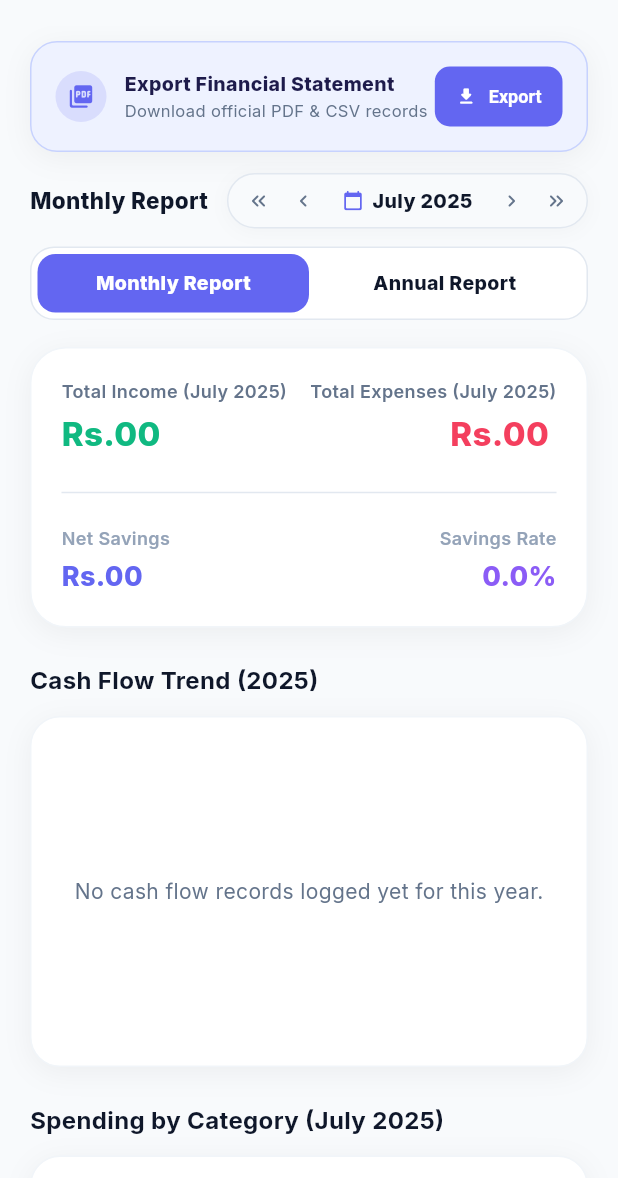
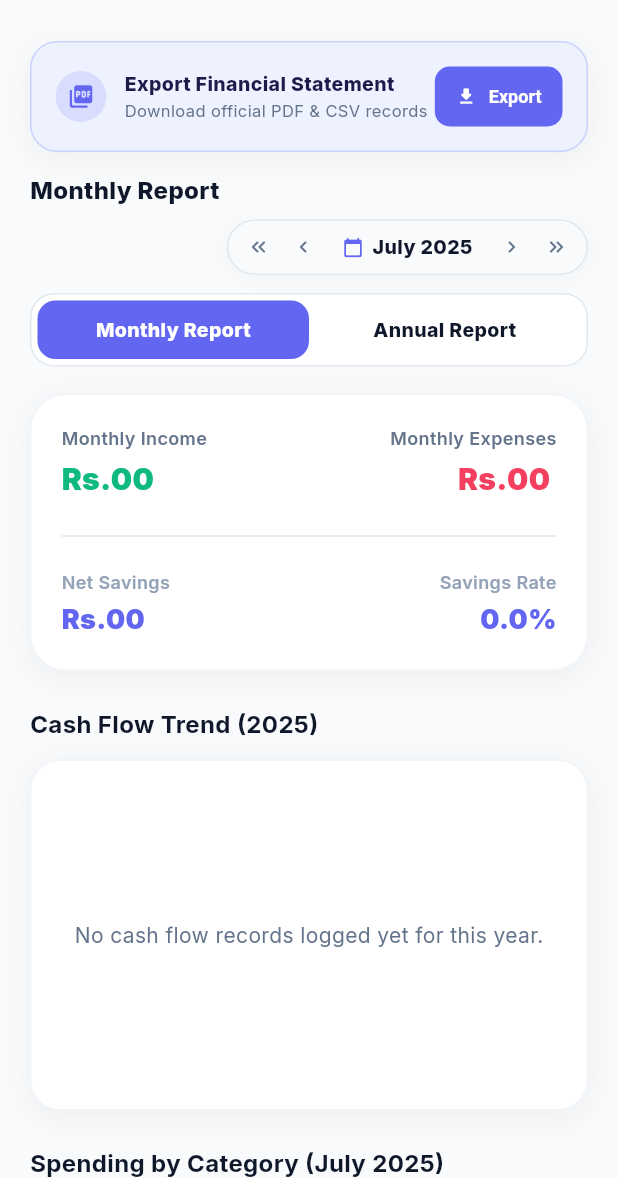
Before and after one commit to Ashi0411/personal-finance-tracker_mobile, a Flutter app: the ReportsScreen screen opened directly, after a tap on the "keyboard double arrow left" icon, after a tap on the "chevron left" icon, on a phone screen of 412 x 824 dp, the part 58-1236 px from its top. Run offline on Flutter 3.47's test engine with Material 3 defaults, Android fonts, the phone set to English and light mode, and no system bars; our stand-ins replace fl_chart, flutter_animate, google_fonts, image_picker, pdf, printing and 1 more; accounts and stored records are empty; network calls fail.

Commit message:
Update Android launcher icon with official logo and fix mobile screen resolution

```diff
--- a/lib/screens/reports/reports_screen.dart
+++ b/lib/screens/reports/reports_screen.dart
@@ -311,7 +311,37 @@ class _ReportsScreenState extends State<ReportsScreen> {
           const SizedBox(height: 14),
 
           // Period Selector Bar & Toggle Container
-          Row(
+          LayoutBuilder(
+            builder: (context, constraints) {
+              if (constraints.maxWidth < 420) {
+                return Column(
+                  crossAxisAlignment: CrossAxisAlignment.start,
+                  children: [
+                    Text(
+                      _periodType == 'monthly' ? context.tr('monthly_report') : context.tr('annual_overview'),
+                      style: TextStyle(
+                        fontSize: 16,
+                        fontWeight: FontWeight.w800,
+                        color: isDark ? AppColors.darkTextPrimary : AppColors.lightTextPrimary,
+                      ),
+                    ),
+                    const SizedBox(height: 8),
+                    Align(
+                      alignment: Alignment.centerRight,
+                      child: MonthYearPickerBar(
+                        selectedDate: _selectedDate,
+                        isDark: isDark,
+                        primaryColor: const Color(0xFF6366F1),
+                        isYearOnly: _periodType == 'yearly',
+                        onDateChanged: (newDate) {
+                          setState(() => _selectedDate = newDate);
+                        },
+                      ),
+                    ),
+                  ],
+                );
+              }
+              return Row(
                 mainAxisAlignment: MainAxisAlignment.spaceBetween,
                 children: [
                   Text(
@@ -332,6 +362,8 @@ class _ReportsScreenState extends State<ReportsScreen> {
                     },
                   ),
                 ],
+              );
+            },
           ),
           const SizedBox(height: 12),
 
@@ -402,47 +434,63 @@ class _ReportsScreenState extends State<ReportsScreen> {
             child: Column(
               children: [
                 Row(
-                  mainAxisAlignment: MainAxisAlignment.spaceBetween,
                   children: [
-                    Column(
+                    Expanded(
+                      child: Column(
                         crossAxisAlignment: CrossAxisAlignment.start,
                         children: [
                           Text(
-                          _periodType == 'monthly'
-                              ? 'Total Income (${DateFormat('MMMM yyyy').format(_selectedDate)})'
-                              : 'Total Income (${_selectedDate.year})',
-                          style: TextStyle(color: isDark ? AppColors.darkTextSecondary : AppColors.lightTextSecondary, fontSize: 12, fontWeight: FontWeight.w600),
+                            _periodType == 'monthly' ? context.tr('monthly_income') : context.tr('annual_income'),
+                            style: TextStyle(
+                              color: isDark ? AppColors.darkTextSecondary : AppColors.lightTextSecondary,
+                              fontSize: 12,
+                              fontWeight: FontWeight.w600,
+                            ),
                           ),
                           const SizedBox(height: 4),
-                        Text(
+                          FittedBox(
+                            alignment: Alignment.centerLeft,
+                            fit: BoxFit.scaleDown,
+                            child: Text(
                               Formatters.currency(report.totalIncome, symbol: themeProvider.currencySymbol),
                               style: const TextStyle(
                                 color: AppColors.income,
-                            fontSize: 22,
-                            fontWeight: FontWeight.w800,
+                                fontSize: 20,
+                                fontWeight: FontWeight.w900,
+                              ),
                             ),
                           ),
                         ],
                       ),
-                    Column(
+                    ),
+                    const SizedBox(width: 14),
+                    Expanded(
+                      child: Column(
                         crossAxisAlignment: CrossAxisAlignment.end,
                         children: [
                           Text(
-                          _periodType == 'monthly'
-                              ? 'Total Expenses (${DateFormat('MMMM yyyy').format(_selectedDate)})'
-                              : 'Total Expenses (${_selectedDate.year})',
-                          style: TextStyle(color: isDark ? AppColors.darkTextSecondary : AppColors.lightTextSecondary, fontSize: 12, fontWeight: FontWeight.w600),
+                            _periodType == 'monthly' ? context.tr('monthly_expenses') : context.tr('annual_expenses'),
+                            style: TextStyle(
+                              color: isDark ? AppColors.darkTextSecondary : AppColors.lightTextSecondary,
+                              fontSize: 12,
+                              fontWeight: FontWeight.w600,
+                            ),
                           ),
                           const SizedBox(height: 4),
-                        Text(
+                          FittedBox(
+                            alignment: Alignment.centerRight,
+                            fit: BoxFit.scaleDown,
+                            child: Text(
                               Formatters.currency(report.totalExpense, symbol: themeProvider.currencySymbol),
                               style: const TextStyle(
                                 color: AppColors.expense,
-                            fontSize: 22,
-                            fontWeight: FontWeight.w800,
+                                fontSize: 20,
+                                fontWeight: FontWeight.w900,
+                              ),
                             ),
                           ),
                         ],
+                      ),
                     ),
                   ],
                 ),
@@ -450,37 +498,63 @@ class _ReportsScreenState extends State<ReportsScreen> {
                 Divider(color: isDark ? AppColors.darkBorder : AppColors.lightBorder),
                 const SizedBox(height: 14),
                 Row(
-                  mainAxisAlignment: MainAxisAlignment.spaceBetween,
                   children: [
-                    Column(
+                    Expanded(
+                      child: Column(
                         crossAxisAlignment: CrossAxisAlignment.start,
                         children: [
-                        Text('Net Savings', style: TextStyle(color: isDark ? AppColors.darkTextMuted : AppColors.lightTextMuted, fontSize: 12, fontWeight: FontWeight.w600)),
+                          Text(
+                            context.tr('net_savings'),
+                            style: TextStyle(
+                              color: isDark ? AppColors.darkTextMuted : AppColors.lightTextMuted,
+                              fontSize: 12,
+                              fontWeight: FontWeight.w600,
+                            ),
+                          ),
                           const SizedBox(height: 4),
-                        Text(
+                          FittedBox(
+                            alignment: Alignment.centerLeft,
+                            fit: BoxFit.scaleDown,
+                            child: Text(
                               Formatters.currency(report.netSavings, symbol: themeProvider.currencySymbol),
                               style: TextStyle(
                                 fontSize: 18,
-                            fontWeight: FontWeight.w800,
+                                fontWeight: FontWeight.w900,
                                 color: report.netSavings >= 0 ? const Color(0xFF6366F1) : AppColors.expense,
+                              ),
                             ),
                           ),
                         ],
                       ),
-                    Column(
+                    ),
+                    const SizedBox(width: 14),
+                    Expanded(
+                      child: Column(
                         crossAxisAlignment: CrossAxisAlignment.end,
                         children: [
-                        Text('Savings Rate', style: TextStyle(color: isDark ? AppColors.darkTextMuted : AppColors.lightTextMuted, fontSize: 12, fontWeight: FontWeight.w600)),
+                          Text(
+                            'Savings Rate',
+                            style: TextStyle(
+                              color: isDark ? AppColors.darkTextMuted : AppColors.lightTextMuted,
+                              fontSize: 12,
+                              fontWeight: FontWeight.w600,
+                            ),
+                          ),
                           const SizedBox(height: 4),
-                        Text(
+                          FittedBox(
+                            alignment: Alignment.centerRight,
+                            fit: BoxFit.scaleDown,
+                            child: Text(
                               '${report.savingsRate.toStringAsFixed(1)}%',
                               style: const TextStyle(
                                 fontSize: 18,
-                            fontWeight: FontWeight.w800,
-                            color: Color(0xFF8B5CF6),
+                                fontWeight: FontWeight.w900,
+                                color: Color(0xFF6366F1),
+                              ),
                             ),
                           ),
                         ],
+                      ),
                     ),
                   ],
                 ),
```
Also changed, not shown: lib/screens/dashboard/dashboard_screen.dart (+36 -21 lines), lib/screens/profile/profile_screen.dart (+18 -13 lines), 5 other files. Lines whose indentation alone changed are shown as unchanged.
